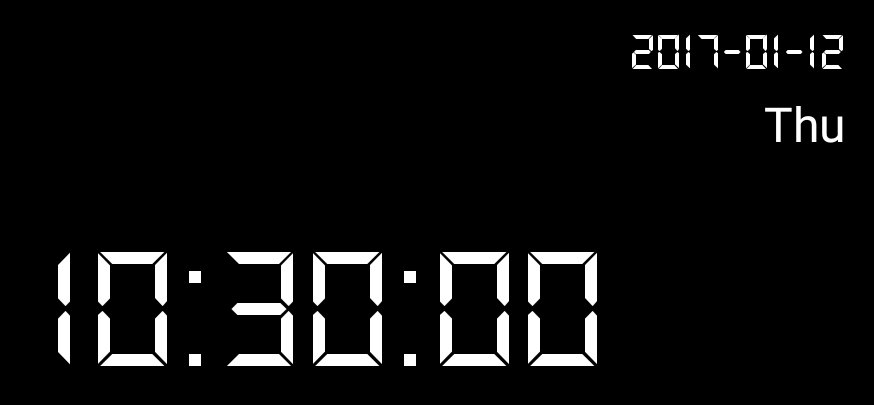
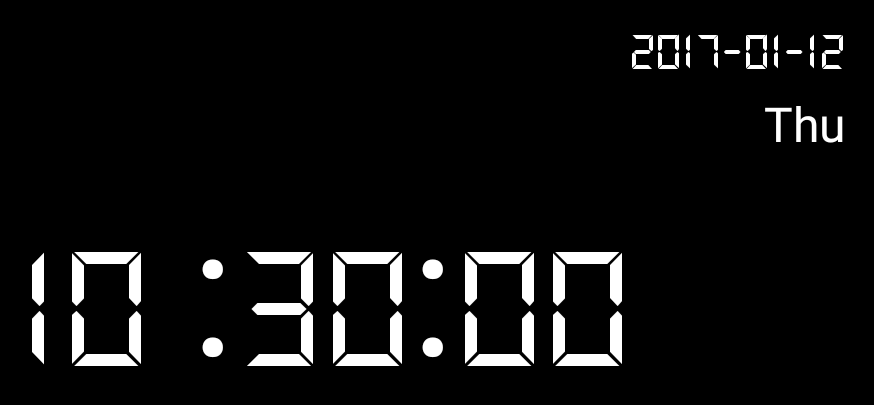
Before and after one commit to lifansama/xjb, an Android app: the screen it shows after launch (MainActivity), on a phone screen of 824 x 412 dp (held sideways). Shown: the top 405 px of the screen, without its empty margins (295-1169 px from the left). Run offline under Robolectric (Android 15) with nearby library versions, the phone set to English and light mode, and no system bars; our stand-ins replace ButterKnife.

Commit message:
修复最后一位为1时位置移动的bug

```diff
--- a/app/build.gradle
+++ b/app/build.gradle
@@ -7,8 +7,8 @@ android {
         applicationId "app.xunxun.homeclock"
         minSdkVersion 9
         targetSdkVersion 25
-        versionCode 2
-        versionName "1.1"
+        versionCode 3
+        versionName "1.2"
         testInstrumentationRunner "android.support.test.runner.AndroidJUnitRunner"
     }
     signingConfigs {
--- a/app/src/main/java/app/xunxun/homeclock/MainActivity.java
+++ b/app/src/main/java/app/xunxun/homeclock/MainActivity.java
@@ -1,7 +1,6 @@
 package app.xunxun.homeclock;
 
 import android.graphics.Typeface;
-import android.os.Build;
 import android.os.Bundle;
 import android.os.Handler;
 import android.os.Message;
@@ -9,13 +8,12 @@ import android.support.v4.view.GestureDetectorCompat;
 import android.support.v7.app.AppCompatActivity;
 import android.util.Log;
 import android.view.View;
-import android.view.Window;
-import android.view.WindowManager;
 import android.widget.FrameLayout;
 import android.widget.RelativeLayout;
 import android.widget.TextView;
 
 import java.text.SimpleDateFormat;
+import java.util.Calendar;
 import java.util.Date;
 import java.util.Timer;
 import java.util.TimerTask;
@@ -30,8 +28,6 @@ import butterknife.InjectView;
 public class MainActivity extends AppCompatActivity {
 
     public static final int WHAT_TIME = 1;
-    @InjectView(R.id.timeTv)
-    TextView timeTv;
     @InjectView(R.id.dateTv)
     TextView dateTv;
     @InjectView(R.id.weekTv)
@@ -40,30 +36,39 @@ public class MainActivity extends AppCompatActivity {
     RelativeLayout activityMain;
     @InjectView(R.id.rootFl)
     FrameLayout rootFl;
+    @InjectView(R.id.hoursTv)
+    TextView hoursTv;
+    @InjectView(R.id.minusTv)
+    TextView minusTv;
+    @InjectView(R.id.secondTv)
+    TextView secondTv;
+    @InjectView(R.id.placeholderHoursTv)
+    TextView placeholderHoursTv;
+    @InjectView(R.id.placeholderMinusTv)
+    TextView placeholderMinusTv;
+    @InjectView(R.id.placeholderSecondTv)
+    TextView placeholderSecondTv;
 
     private Timer timer;
     private TimerTask timerTask;
     private Handler handler;
-    private SimpleDateFormat timeSDF = new SimpleDateFormat("HH:mm:ss");
     private SimpleDateFormat dateSDF = new SimpleDateFormat("yyyy-MM-dd");
     private SimpleDateFormat weekSDF = new SimpleDateFormat("E");
 
     private DoubleClickExit doubleClickExit;
-    private GestureDetectorCompat gestureDetector;
 
     @Override
     protected void onCreate(Bundle savedInstanceState) {
         super.onCreate(savedInstanceState);
-//        if (Build.VERSION.SDK_INT > Build.VERSION_CODES.ICE_CREAM_SANDWICH) {
-//            Window window = getWindow();
-//            WindowManager.LayoutParams params = window.getAttributes();
-//            params.systemUiVisibility = View.SYSTEM_UI_FLAG_HIDE_NAVIGATION;
-//            window.setAttributes(params);
-//        }
         setContentView(R.layout.activity_main);
         ButterKnife.inject(this);
         Typeface typeFace = Typeface.createFromAsset(getAssets(), "fonts/ds_digi.ttf");
-        timeTv.setTypeface(typeFace);
+        hoursTv.setTypeface(typeFace);
+        minusTv.setTypeface(typeFace);
+        secondTv.setTypeface(typeFace);
+        placeholderHoursTv.setTypeface(typeFace);
+        placeholderMinusTv.setTypeface(typeFace);
+        placeholderSecondTv.setTypeface(typeFace);
         dateTv.setTypeface(typeFace);
 
         handler = new Handler() {
@@ -71,9 +76,16 @@ public class MainActivity extends AppCompatActivity {
             public void handleMessage(Message msg) {
                 super.handleMessage(msg);
                 if (msg.what == 1) {
+                    Calendar calendar = Calendar.getInstance();
+                    if (hoursTv != null && minusTv != null && secondTv != null){
+                        int hours = calendar.get(Calendar.HOUR_OF_DAY);
+                        int minute = calendar.get(Calendar.MINUTE);
+                        int second = calendar.get(Calendar.SECOND);
+                        hoursTv.setText(String.format("%02d",hours));
+                        minusTv.setText(String.format("%02d",minute));
+                        secondTv.setText(String.format("%02d",second));
+                    }
                     Date now = new Date();
-                    if (timeTv != null)
-                        timeTv.setText(timeSDF.format(now));
                     if (dateTv != null)
                         dateTv.setText(dateSDF.format(now));
                     if (weekTv != null)
@@ -110,7 +122,9 @@ public class MainActivity extends AppCompatActivity {
         };
         timer.schedule(timerTask, 1000, 1000);
         activityMain.setBackgroundColor(BackgroundColorPreferencesDao.get(this));
-        timeTv.setTextColor(TextColorPreferencesDao.get(this));
+        hoursTv.setTextColor(TextColorPreferencesDao.get(this));
+        minusTv.setTextColor(TextColorPreferencesDao.get(this));
+        secondTv.setTextColor(TextColorPreferencesDao.get(this));
         dateTv.setTextColor(TextColorPreferencesDao.get(this));
         weekTv.setTextColor(TextColorPreferencesDao.get(this));
     }
--- a/app/src/main/res/layout/activity_main.xml
+++ b/app/src/main/res/layout/activity_main.xml
@@ -1,12 +1,12 @@
 <?xml version="1.0" encoding="utf-8"?>
 <FrameLayout xmlns:android="http://schemas.android.com/apk/res/android"
+    xmlns:tools="http://schemas.android.com/tools"
     android:id="@+id/rootFl"
+    android:layout_width="match_parent"
+    android:layout_height="match_parent"
     android:clickable="true"
     android:focusable="true"
     android:focusableInTouchMode="true"
-    xmlns:tools="http://schemas.android.com/tools"
-    android:layout_width="match_parent"
-    android:layout_height="match_parent"
     tools:context="app.xunxun.homeclock.MainActivity">
 
     <RelativeLayout
@@ -19,15 +19,102 @@
         android:paddingRight="@dimen/activity_horizontal_margin"
         android:paddingTop="@dimen/activity_vertical_margin">
 
-        <TextView
-            android:id="@+id/timeTv"
+        <LinearLayout
             android:layout_width="match_parent"
             android:layout_height="wrap_content"
             android:layout_centerInParent="true"
             android:gravity="center"
-            android:text="00:00:00"
-            android:textColor="#fff"
-            android:textSize="120sp" />
+            android:orientation="horizontal">
+
+            <FrameLayout
+                android:layout_width="wrap_content"
+                android:layout_height="wrap_content">
+
+                <TextView
+                    android:id="@+id/placeholderHoursTv"
+                    android:layout_width="wrap_content"
+                    android:layout_height="wrap_content"
+                    android:text="00"
+                    android:visibility="invisible"
+                    android:textColor="#fff"
+                    android:textSize="120sp" />
+
+                <TextView
+                    android:id="@+id/hoursTv"
+                    android:layout_width="wrap_content"
+                    android:layout_height="wrap_content"
+                    android:text="00"
+                    android:textColor="#fff"
+                    android:textSize="120sp" />
+            </FrameLayout>
+
+
+            <TextView
+                android:layout_width="wrap_content"
+                android:layout_height="match_parent"
+                android:text=":"
+                android:gravity="center_vertical"
+                android:layout_marginTop="-16dp"
+                android:textColor="#fff"
+                android:textSize="120sp" />
+
+            <FrameLayout
+                android:layout_width="wrap_content"
+                android:layout_height="wrap_content">
+
+                <TextView
+                    android:id="@+id/placeholderMinusTv"
+                    android:layout_width="wrap_content"
+                    android:layout_height="wrap_content"
+                    android:visibility="invisible"
+                    android:text="00"
+                    android:textColor="#fff"
+                    android:textSize="120sp" />
+
+
+                <TextView
+                    android:id="@+id/minusTv"
+                    android:layout_width="wrap_content"
+                    android:layout_height="wrap_content"
+                    android:text="00"
+                    android:textColor="#fff"
+                    android:textSize="120sp" />
+            </FrameLayout>
+
+
+            <TextView
+                android:layout_width="wrap_content"
+                android:layout_height="wrap_content"
+                android:text=":"
+                android:layout_marginTop="-16dp"
+                android:textColor="#fff"
+                android:textSize="120sp" />
+
+            <FrameLayout
+                android:layout_width="wrap_content"
+                android:layout_height="wrap_content">
+
+                <TextView
+                    android:id="@+id/placeholderSecondTv"
+                    android:layout_width="wrap_content"
+                    android:layout_height="wrap_content"
+                    android:visibility="invisible"
+                    android:text="00"
+                    android:textColor="#fff"
+                    android:textSize="120sp" />
+
+
+                <TextView
+                    android:id="@+id/secondTv"
+                    android:layout_width="wrap_content"
+                    android:layout_height="wrap_content"
+                    android:text="00"
+                    android:textColor="#fff"
+                    android:textSize="120sp" />
+            </FrameLayout>
+
+
+        </LinearLayout>
 
         <TextView
             android:id="@+id/dateTv"
```
